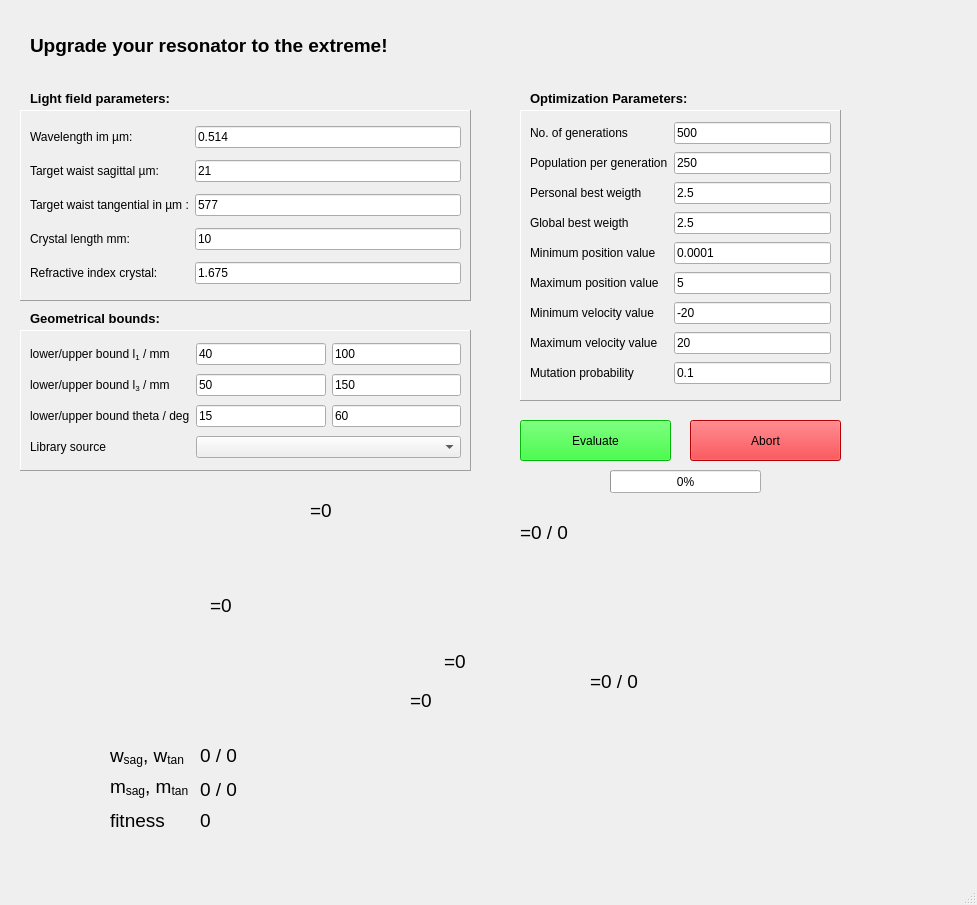
Before: the Qt Designer form assets/resonator_window.ui in NiceLaserGuy/GRay-CAD-2, drawn with Qt 5.
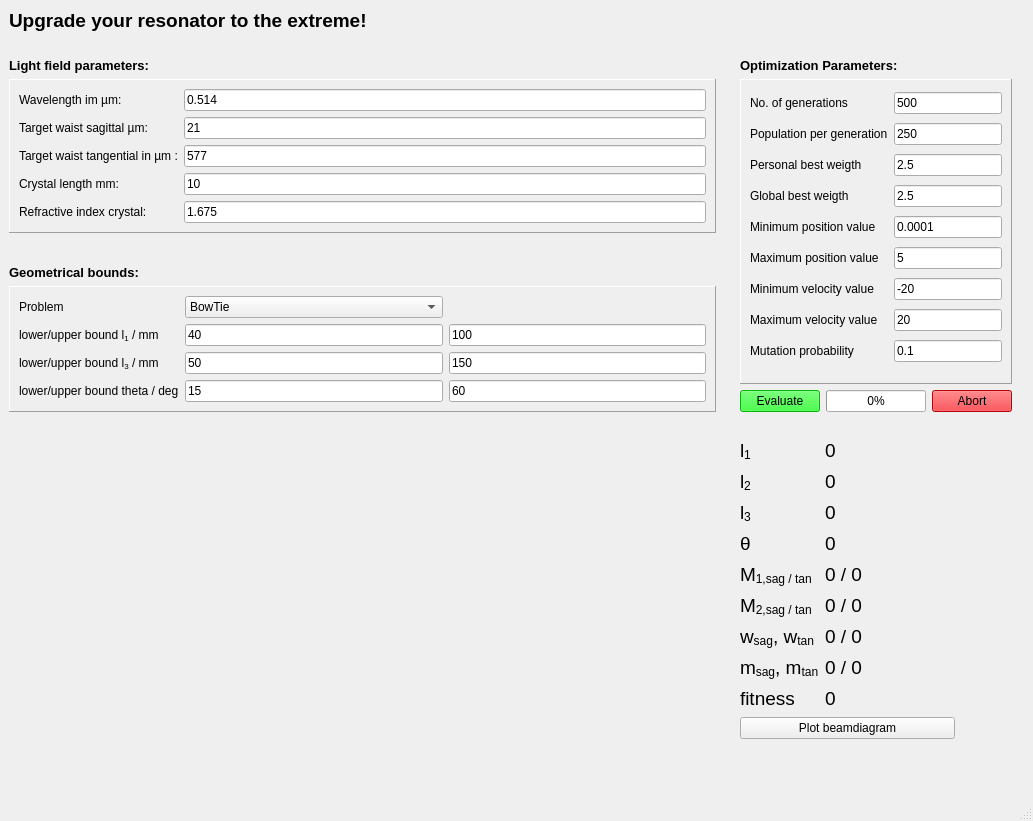
After: the same form once the commit is applied. Icons and pictures are not drawn.

The edit to the form file:
```diff
--- a/assets/resonator_window.ui
+++ b/assets/resonator_window.ui
@@ -6,8 +6,8 @@
    <rect>
     <x>0</x>
     <y>0</y>
-    <width>977</width>
-    <height>905</height>
+    <width>1033</width>
+    <height>821</height>
    </rect>
   </property>
   <property name="windowTitle">
@@ -23,14 +23,14 @@
    <string notr="true"/>
   </property>
   <widget class="QWidget" name="centralwidget">
+   <layout class="QGridLayout" name="gridLayout_2">
+    <item row="0" column="0" colspan="9">
    <widget class="QLabel" name="label">
-    <property name="geometry">
-     <rect>
-      <x>30</x>
-      <y>30</y>
-      <width>461</width>
-      <height>31</height>
-     </rect>
+      <property name="maximumSize">
+       <size>
+        <width>16777215</width>
+        <height>40</height>
+       </size>
     </property>
     <property name="font">
      <font>
@@ -50,15 +50,154 @@
      <set>Qt::AlignLeading|Qt::AlignLeft|Qt::AlignVCenter</set>
     </property>
    </widget>
+    </item>
+    <item row="8" column="0">
+     <spacer name="verticalSpacer_3">
+      <property name="orientation">
+       <enum>Qt::Vertical</enum>
+      </property>
+      <property name="sizeType">
+       <enum>QSizePolicy::Fixed</enum>
+      </property>
+      <property name="sizeHint" stdset="0">
+       <size>
+        <width>20</width>
+        <height>20</height>
+       </size>
+      </property>
+     </spacer>
+    </item>
+    <item row="5" column="0">
+     <widget class="QLabel" name="label_19">
+      <property name="maximumSize">
+       <size>
+        <width>16777215</width>
+        <height>40</height>
+       </size>
+      </property>
+      <property name="font">
+       <font>
+        <family>MS Sans Serif</family>
+        <pointsize>10</pointsize>
+        <weight>75</weight>
+        <bold>true</bold>
+       </font>
+      </property>
+      <property name="text">
+       <string>Geometrical bounds:</string>
+      </property>
+     </widget>
+    </item>
+    <item row="6" column="0" rowspan="2">
+     <widget class="QFrame" name="gridFrame_4">
+      <property name="styleSheet">
+       <string notr="true"/>
+      </property>
+      <property name="frameShape">
+       <enum>QFrame::Panel</enum>
+      </property>
+      <property name="frameShadow">
+       <enum>QFrame::Raised</enum>
+      </property>
+      <property name="lineWidth">
+       <number>1</number>
+      </property>
+      <layout class="QGridLayout" name="gridLayout_4">
+       <item row="1" column="1">
+        <widget class="QLineEdit" name="edit_lower_bound_l1">
+         <property name="text">
+          <string>40</string>
+         </property>
+        </widget>
+       </item>
+       <item row="3" column="0">
+        <widget class="QLabel" name="label_16">
+         <property name="text">
+          <string>lower/upper bound l&lt;sub&gt;3&lt;/sub&gt;  / mm</string>
+         </property>
+        </widget>
+       </item>
+       <item row="4" column="0">
+        <widget class="QLabel" name="label_15">
+         <property name="text">
+          <string>lower/upper bound theta / deg</string>
+         </property>
+        </widget>
+       </item>
+       <item row="3" column="1">
+        <widget class="QLineEdit" name="edit_lower_bound_l3">
+         <property name="text">
+          <string>50</string>
+         </property>
+        </widget>
+       </item>
+       <item row="4" column="1">
+        <widget class="QLineEdit" name="edit_lower_bound_theta">
+         <property name="toolTip">
+          <string/>
+         </property>
+         <property name="text">
+          <string>15</string>
+         </property>
+        </widget>
+       </item>
+       <item row="4" column="2">
+        <widget class="QLineEdit" name="edit_upper_bound_theta">
+         <property name="text">
+          <string>60</string>
+         </property>
+        </widget>
+       </item>
+       <item row="3" column="2">
+        <widget class="QLineEdit" name="edit_upper_bound_l3">
+         <property name="text">
+          <string>150</string>
+         </property>
+        </widget>
+       </item>
+       <item row="1" column="2">
+        <widget class="QLineEdit" name="edit_upper_bound_l1">
+         <property name="text">
+          <string>100</string>
+         </property>
+        </widget>
+       </item>
+       <item row="1" column="0">
+        <widget class="QLabel" name="label_18">
+         <property name="styleSheet">
+          <string notr="true"/>
+         </property>
+         <property name="text">
+          <string>lower/upper bound l&lt;sub&gt;1&lt;/sub&gt; / mm</string>
+         </property>
+        </widget>
+       </item>
+       <item row="0" column="0">
+        <widget class="QLabel" name="label_24">
+         <property name="text">
+          <string>Problem</string>
+         </property>
+        </widget>
+       </item>
+       <item row="0" column="1">
+        <widget class="QComboBox" name="comboBox_problem_class">
+         <item>
+          <property name="text">
+           <string>BowTie</string>
+          </property>
+         </item>
+         <item>
+          <property name="text">
+           <string>Test</string>
+          </property>
+         </item>
+        </widget>
+       </item>
+      </layout>
+     </widget>
+    </item>
+    <item row="3" column="0">
    <widget class="QFrame" name="gridFrame">
-    <property name="geometry">
-     <rect>
-      <x>20</x>
-      <y>110</y>
-      <width>451</width>
-      <height>191</height>
-     </rect>
-    </property>
     <property name="frameShape">
      <enum>QFrame::Panel</enum>
     </property>
@@ -141,15 +280,25 @@
      </item>
     </layout>
    </widget>
-   <widget class="QLabel" name="label_5">
-    <property name="geometry">
-     <rect>
-      <x>30</x>
-      <y>90</y>
-      <width>311</width>
-      <height>16</height>
-     </rect>
-    </property>
+    </item>
+    <item row="1" column="0">
+     <spacer name="verticalSpacer">
+      <property name="orientation">
+       <enum>Qt::Vertical</enum>
+      </property>
+      <property name="sizeType">
+       <enum>QSizePolicy::Fixed</enum>
+      </property>
+      <property name="sizeHint" stdset="0">
+       <size>
+        <width>20</width>
+        <height>20</height>
+       </size>
+      </property>
+     </spacer>
+    </item>
+    <item row="2" column="4">
+     <widget class="QLabel" name="label_13">
     <property name="font">
      <font>
       <family>MS Sans Serif</family>
@@ -159,18 +308,14 @@
      </font>
     </property>
     <property name="text">
-     <string>Light field parameters:</string>
-    </property>
-   </widget>
+       <string>Optimization Parameters:</string>
+      </property>
+     </widget>
+    </item>
+    <item row="7" column="4" colspan="3">
+     <layout class="QHBoxLayout" name="horizontalLayout">
+      <item>
    <widget class="QPushButton" name="button_evaluate_resonator">
-    <property name="geometry">
-     <rect>
-      <x>520</x>
-      <y>420</y>
-      <width>151</width>
-      <height>41</height>
-     </rect>
-    </property>
     <property name="styleSheet">
      <string notr="true">background-color: rgb(0, 255, 8);</string>
     </property>
@@ -178,15 +323,44 @@
      <string>Evaluate</string>
     </property>
    </widget>
+      </item>
+      <item>
+       <widget class="QProgressBar" name="progressBar_build_resonator">
+        <property name="value">
+         <number>0</number>
+        </property>
+       </widget>
+      </item>
+      <item>
+       <widget class="QPushButton" name="button_abort_resonator">
+        <property name="styleSheet">
+         <string notr="true">background-color: rgb(255, 0, 8);</string>
+        </property>
+        <property name="text">
+         <string>Abort</string>
+        </property>
+       </widget>
+      </item>
+     </layout>
+    </item>
+    <item row="4" column="0">
+     <spacer name="verticalSpacer_4">
+      <property name="orientation">
+       <enum>Qt::Vertical</enum>
+      </property>
+      <property name="sizeType">
+       <enum>QSizePolicy::Fixed</enum>
+      </property>
+      <property name="sizeHint" stdset="0">
+       <size>
+        <width>20</width>
+        <height>20</height>
+       </size>
+      </property>
+     </spacer>
+    </item>
+    <item row="3" column="4" rowspan="4" colspan="3">
    <widget class="QFrame" name="gridFrame_3">
-    <property name="geometry">
-     <rect>
-      <x>520</x>
-      <y>110</y>
-      <width>321</width>
-      <height>291</height>
-     </rect>
-    </property>
     <property name="frameShape">
      <enum>QFrame::Panel</enum>
     </property>
@@ -324,139 +498,15 @@
       </widget>
      </item>
     </layout>
-   </widget>
-   <widget class="QLabel" name="label_13">
-    <property name="geometry">
-     <rect>
-      <x>530</x>
-      <y>90</y>
-      <width>311</width>
-      <height>16</height>
-     </rect>
-    </property>
-    <property name="font">
-     <font>
-      <family>MS Sans Serif</family>
-      <pointsize>10</pointsize>
-      <weight>75</weight>
-      <bold>true</bold>
-     </font>
-    </property>
-    <property name="text">
-     <string>Optimization Parameters:</string>
-    </property>
-   </widget>
-   <widget class="QFrame" name="gridFrame_4">
-    <property name="geometry">
-     <rect>
-      <x>20</x>
-      <y>330</y>
-      <width>451</width>
-      <height>141</height>
-     </rect>
-    </property>
-    <property name="styleSheet">
-     <string notr="true"/>
-    </property>
-    <property name="frameShape">
-     <enum>QFrame::Panel</enum>
-    </property>
-    <property name="frameShadow">
-     <enum>QFrame::Raised</enum>
-    </property>
-    <property name="lineWidth">
-     <number>1</number>
-    </property>
-    <layout class="QGridLayout" name="gridLayout_4">
-     <item row="0" column="0">
-      <widget class="QLabel" name="label_18">
-       <property name="styleSheet">
-        <string notr="true"/>
-       </property>
-       <property name="text">
-        <string>lower/upper bound l&lt;sub&gt;1&lt;/sub&gt; / mm</string>
-       </property>
-      </widget>
-     </item>
-     <item row="3" column="0">
-      <widget class="QLabel" name="label_15">
-       <property name="text">
-        <string>lower/upper bound theta / deg</string>
-       </property>
-      </widget>
-     </item>
-     <item row="3" column="1">
-      <widget class="QLineEdit" name="edit_lower_bound_theta">
-       <property name="toolTip">
-        <string/>
-       </property>
-       <property name="text">
-        <string>15</string>
-       </property>
-      </widget>
-     </item>
-     <item row="0" column="1">
-      <widget class="QLineEdit" name="edit_lower_bound_l1">
-       <property name="text">
-        <string>40</string>
-       </property>
-      </widget>
-     </item>
-     <item row="2" column="2">
-      <widget class="QLineEdit" name="edit_upper_bound_l3">
-       <property name="text">
-        <string>150</string>
-       </property>
-      </widget>
-     </item>
-     <item row="3" column="2">
-      <widget class="QLineEdit" name="edit_upper_bound_theta">
-       <property name="text">
-        <string>60</string>
-       </property>
       </widget>
      </item>
      <item row="2" column="0">
-      <widget class="QLabel" name="label_16">
-       <property name="text">
-        <string>lower/upper bound l&lt;sub&gt;3&lt;/sub&gt;  / mm</string>
-       </property>
-      </widget>
-     </item>
-     <item row="2" column="1">
-      <widget class="QLineEdit" name="edit_lower_bound_l3">
-       <property name="text">
-        <string>50</string>
-       </property>
-      </widget>
-     </item>
-     <item row="0" column="2">
-      <widget class="QLineEdit" name="edit_upper_bound_l1">
-       <property name="text">
-        <string>100</string>
-       </property>
-      </widget>
-     </item>
-     <item row="4" column="0">
-      <widget class="QLabel" name="label_24">
-       <property name="text">
-        <string>Library source</string>
-       </property>
-      </widget>
-     </item>
-     <item row="4" column="1" colspan="2">
-      <widget class="QComboBox" name="comboBox_library_source"/>
-     </item>
-    </layout>
-   </widget>
-   <widget class="QLabel" name="label_19">
-    <property name="geometry">
-     <rect>
-      <x>30</x>
-      <y>310</y>
-      <width>311</width>
-      <height>16</height>
-     </rect>
+     <widget class="QLabel" name="label_5">
+      <property name="maximumSize">
+       <size>
+        <width>16777215</width>
+        <height>40</height>
+       </size>
     </property>
     <property name="font">
      <font>
@@ -467,77 +517,19 @@
      </font>
     </property>
     <property name="text">
-     <string>Geometrical bounds:</string>
-    </property>
-   </widget>
-   <widget class="QLabel" name="graphic_resonator">
-    <property name="geometry">
-     <rect>
-      <x>20</x>
-      <y>500</y>
-      <width>561</width>
-      <height>221</height>
-     </rect>
-    </property>
-    <property name="styleSheet">
-     <string notr="true"/>
-    </property>
-    <property name="text">
-     <string/>
-    </property>
-    <property name="pixmap">
-     <pixmap>resonator_layout.png</pixmap>
-    </property>
-    <property name="scaledContents">
-     <bool>true</bool>
-    </property>
-   </widget>
-   <widget class="QProgressBar" name="progressBar_build_resonator">
-    <property name="geometry">
-     <rect>
-      <x>610</x>
-      <y>470</y>
-      <width>151</width>
-      <height>23</height>
-     </rect>
-    </property>
-    <property name="value">
-     <number>0</number>
-    </property>
-   </widget>
-   <widget class="QPushButton" name="button_abort_resonator">
-    <property name="geometry">
-     <rect>
-      <x>690</x>
-      <y>420</y>
-      <width>151</width>
-      <height>41</height>
-     </rect>
-    </property>
-    <property name="styleSheet">
-     <string notr="true">background-color: rgb(255, 0, 8);</string>
-    </property>
-    <property name="text">
-     <string>Abort</string>
-    </property>
-   </widget>
+       <string>Light field parameters:</string>
+      </property>
+     </widget>
+    </item>
+    <item row="11" column="0">
+     <layout class="QGridLayout" name="gridLayout_5">
+      <item row="1" column="0">
    <widget class="QLabel" name="label_7">
-    <property name="geometry">
-     <rect>
-      <x>470</x>
-      <y>410</y>
-      <width>16</width>
-      <height>16</height>
-     </rect>
-    </property>
-    <property name="toolTip">
-     <string>Note: This angle is twice the angle of incidence!</string>
-    </property>
-    <property name="toolTipDuration">
-     <number>0</number>
-    </property>
-    <property name="frameShadow">
-     <enum>QFrame::Raised</enum>
+        <property name="sizePolicy">
+         <sizepolicy hsizetype="Preferred" vsizetype="Preferred">
+          <horstretch>1</horstretch>
+          <verstretch>1</verstretch>
+         </sizepolicy>
     </property>
     <property name="text">
      <string/>
@@ -549,50 +541,84 @@
      <bool>true</bool>
     </property>
    </widget>
+      </item>
+     </layout>
+    </item>
+    <item row="11" column="4" colspan="2">
+     <layout class="QFormLayout" name="formLayout">
+      <property name="horizontalSpacing">
+       <number>6</number>
+      </property>
+      <property name="bottomMargin">
+       <number>0</number>
+      </property>
+      <item row="0" column="0">
+       <widget class="QLabel" name="label_6">
+        <property name="minimumSize">
+         <size>
+          <width>0</width>
+          <height>25</height>
+         </size>
+        </property>
+        <property name="font">
+         <font>
+          <pointsize>14</pointsize>
+         </font>
+        </property>
+        <property name="text">
+         <string>l&lt;sub&gt;1</string>
+        </property>
+       </widget>
+      </item>
+      <item row="0" column="1">
    <widget class="QLabel" name="label_length1">
-    <property name="geometry">
-     <rect>
-      <x>410</x>
-      <y>680</y>
-      <width>71</width>
-      <height>41</height>
-     </rect>
-    </property>
+        <property name="font">
+         <font>
+          <pointsize>14</pointsize>
+         </font>
+        </property>
+        <property name="text">
+         <string>0</string>
+        </property>
+       </widget>
+      </item>
+      <item row="1" column="0">
+       <widget class="QLabel" name="label_25">
+        <property name="minimumSize">
+         <size>
+          <width>0</width>
+          <height>25</height>
+         </size>
+        </property>
     <property name="font">
      <font>
       <pointsize>14</pointsize>
      </font>
     </property>
     <property name="text">
-     <string>=0</string>
-    </property>
-   </widget>
+         <string>l&lt;sub&gt;2</string>
+        </property>
+       </widget>
+      </item>
+      <item row="1" column="1">
    <widget class="QLabel" name="label_length2">
-    <property name="geometry">
-     <rect>
-      <x>210</x>
-      <y>590</y>
-      <width>165</width>
-      <height>31</height>
-     </rect>
-    </property>
     <property name="font">
      <font>
       <pointsize>14</pointsize>
      </font>
     </property>
     <property name="text">
-     <string>=0</string>
-    </property>
-   </widget>
-   <widget class="QLabel" name="label_theta">
-    <property name="geometry">
-     <rect>
-      <x>444</x>
-      <y>650</y>
-      <width>171</width>
-      <height>23</height>
-     </rect>
+         <string>0</string>
+        </property>
+       </widget>
+      </item>
+      <item row="2" column="0">
+       <widget class="QLabel" name="label_26">
+        <property name="minimumSize">
+         <size>
+          <width>0</width>
+          <height>25</height>
+         </size>
     </property>
     <property name="font">
      <font>
@@ -600,71 +626,119 @@
      </font>
     </property>
     <property name="text">
-     <string>=0</string>
-    </property>
-   </widget>
+         <string>l&lt;sub&gt;3</string>
+        </property>
+       </widget>
+      </item>
+      <item row="2" column="1">
    <widget class="QLabel" name="label_length3">
-    <property name="geometry">
-     <rect>
-      <x>310</x>
-      <y>500</y>
-      <width>165</width>
-      <height>21</height>
-     </rect>
-    </property>
+        <property name="font">
+         <font>
+          <pointsize>14</pointsize>
+         </font>
+        </property>
+        <property name="text">
+         <string>0</string>
+        </property>
+       </widget>
+      </item>
+      <item row="3" column="0">
+       <widget class="QLabel" name="label_27">
+        <property name="minimumSize">
+         <size>
+          <width>0</width>
+          <height>25</height>
+         </size>
+        </property>
     <property name="font">
      <font>
       <pointsize>14</pointsize>
      </font>
     </property>
     <property name="text">
-     <string>=0</string>
-    </property>
-   </widget>
+         <string>&lt;html&gt;&lt;head/&gt;&lt;body&gt;&lt;p&gt;θ&lt;/p&gt;&lt;/body&gt;&lt;/html&gt;</string>
+        </property>
+       </widget>
+      </item>
+      <item row="3" column="1">
+       <widget class="QLabel" name="label_theta">
+        <property name="font">
+         <font>
+          <pointsize>14</pointsize>
+         </font>
+        </property>
+        <property name="text">
+         <string>0</string>
+        </property>
+       </widget>
+      </item>
+      <item row="4" column="0">
+       <widget class="QLabel" name="label_28">
+        <property name="minimumSize">
+         <size>
+          <width>0</width>
+          <height>25</height>
+         </size>
+        </property>
+        <property name="font">
+         <font>
+          <pointsize>14</pointsize>
+         </font>
+        </property>
+        <property name="text">
+         <string>M&lt;sub&gt;1,sag / tan</string>
+        </property>
+       </widget>
+      </item>
+      <item row="4" column="1">
    <widget class="QLabel" name="label_mirror1">
-    <property name="geometry">
-     <rect>
-      <x>520</x>
-      <y>520</y>
-      <width>211</width>
-      <height>24</height>
-     </rect>
-    </property>
+        <property name="font">
+         <font>
+          <pointsize>14</pointsize>
+         </font>
+        </property>
+        <property name="text">
+         <string>0 / 0</string>
+        </property>
+       </widget>
+      </item>
+      <item row="5" column="0">
+       <widget class="QLabel" name="label_29">
+        <property name="minimumSize">
+         <size>
+          <width>0</width>
+          <height>25</height>
+         </size>
+        </property>
     <property name="font">
      <font>
       <pointsize>14</pointsize>
      </font>
     </property>
     <property name="text">
-     <string>=0 / 0</string>
-    </property>
-   </widget>
+         <string>M&lt;sub&gt;2,sag / tan</string>
+        </property>
+       </widget>
+      </item>
+      <item row="5" column="1">
    <widget class="QLabel" name="label_mirror2">
-    <property name="geometry">
-     <rect>
-      <x>590</x>
-      <y>670</y>
-      <width>191</width>
-      <height>23</height>
-     </rect>
-    </property>
     <property name="font">
      <font>
       <pointsize>14</pointsize>
      </font>
     </property>
     <property name="text">
-     <string>=0 / 0</string>
-    </property>
-   </widget>
+         <string>0 / 0</string>
+        </property>
+       </widget>
+      </item>
+      <item row="6" column="0">
    <widget class="QLabel" name="label_31">
-    <property name="geometry">
-     <rect>
-      <x>110</x>
-      <y>740</y>
-      <width>81</width>
-      <height>31</height>
-     </rect>
+        <property name="minimumSize">
+         <size>
+          <width>0</width>
+          <height>25</height>
+         </size>
     </property>
     <property name="font">
      <font>
@@ -675,15 +749,9 @@
      <string>&lt;html&gt;&lt;head/&gt;&lt;body&gt;&lt;p&gt;w&lt;span style=&quot; vertical-align:sub;&quot;&gt;sag&lt;/span&gt;, w&lt;span style=&quot; vertical-align:sub;&quot;&gt;tan&lt;/span&gt;&lt;/p&gt;&lt;/body&gt;&lt;/html&gt;</string>
     </property>
    </widget>
+      </item>
+      <item row="6" column="1">
    <widget class="QLabel" name="label_waist">
-    <property name="geometry">
-     <rect>
-      <x>200</x>
-      <y>745</y>
-      <width>221</width>
-      <height>20</height>
-     </rect>
-    </property>
     <property name="font">
      <font>
       <pointsize>14</pointsize>
@@ -693,14 +761,14 @@
      <string>0 / 0</string>
     </property>
    </widget>
+      </item>
+      <item row="7" column="0">
    <widget class="QLabel" name="label_43">
-    <property name="geometry">
-     <rect>
-      <x>110</x>
-      <y>771</y>
-      <width>81</width>
-      <height>31</height>
-     </rect>
+        <property name="minimumSize">
+         <size>
+          <width>0</width>
+          <height>25</height>
+         </size>
     </property>
     <property name="font">
      <font>
@@ -711,32 +779,14 @@
      <string>m&lt;sub&gt;sag&lt;/sub&gt;, m&lt;sub&gt;tan&lt;/sub&gt;</string>
     </property>
    </widget>
-   <widget class="QLabel" name="label_stability">
-    <property name="geometry">
-     <rect>
-      <x>200</x>
-      <y>779</y>
-      <width>221</width>
-      <height>21</height>
-     </rect>
-    </property>
-    <property name="font">
-     <font>
-      <pointsize>14</pointsize>
-     </font>
-    </property>
-    <property name="text">
-     <string>0 / 0</string>
-    </property>
-   </widget>
+      </item>
+      <item row="8" column="0">
    <widget class="QLabel" name="label_33">
-    <property name="geometry">
-     <rect>
-      <x>110</x>
-      <y>810</y>
-      <width>71</width>
-      <height>20</height>
-     </rect>
+        <property name="minimumSize">
+         <size>
+          <width>0</width>
+          <height>25</height>
+         </size>
     </property>
     <property name="font">
      <font>
@@ -747,15 +797,9 @@
      <string>fitness</string>
     </property>
    </widget>
+      </item>
+      <item row="8" column="1">
    <widget class="QLabel" name="label_fitness">
-    <property name="geometry">
-     <rect>
-      <x>200</x>
-      <y>810</y>
-      <width>221</width>
-      <height>20</height>
-     </rect>
-    </property>
     <property name="font">
      <font>
       <pointsize>14</pointsize>
@@ -765,6 +809,29 @@
      <string>0</string>
     </property>
    </widget>
+      </item>
+      <item row="7" column="1">
+       <widget class="QLabel" name="label_stability">
+        <property name="font">
+         <font>
+          <pointsize>14</pointsize>
+         </font>
+        </property>
+        <property name="text">
+         <string>0 / 0</string>
+        </property>
+       </widget>
+      </item>
+      <item row="9" column="0" colspan="2">
+       <widget class="QPushButton" name="pushButton_plot_beamdiagram">
+        <property name="text">
+         <string>Plot beamdiagram</string>
+        </property>
+       </widget>
+      </item>
+     </layout>
+    </item>
+   </layout>
   </widget>
   <widget class="QStatusBar" name="statusbar"/>
  </widget>
```
Left out of the diff: 127 changed lines with no effect on the pictures. Lines whose indentation alone changed are shown as unchanged.
